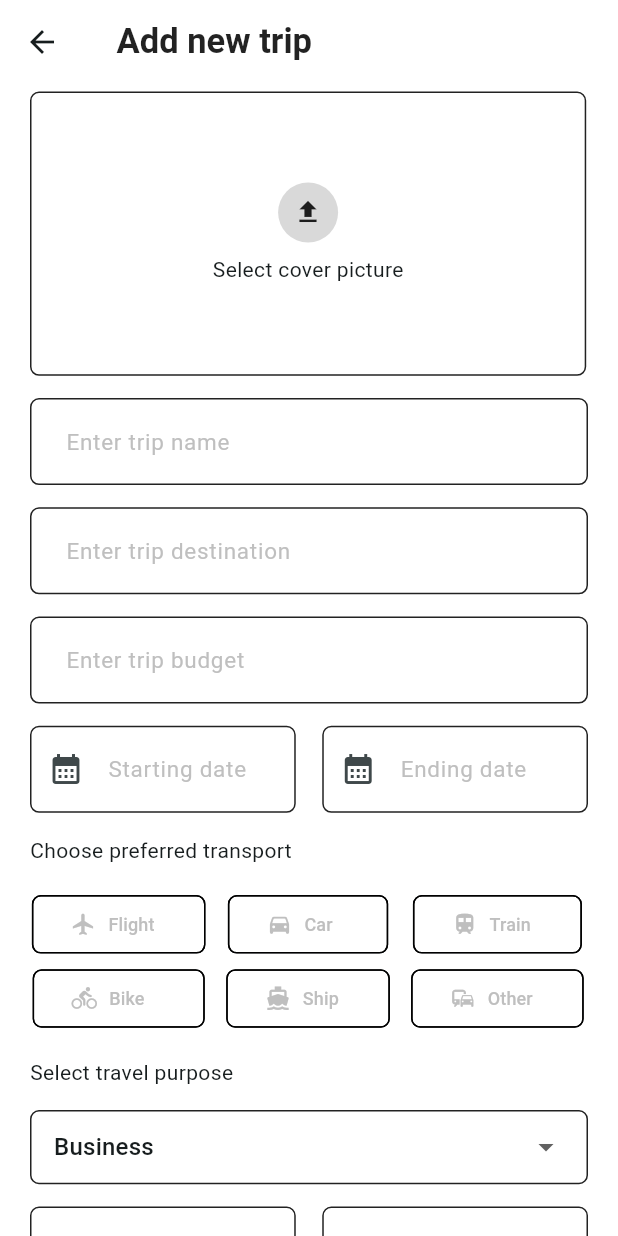
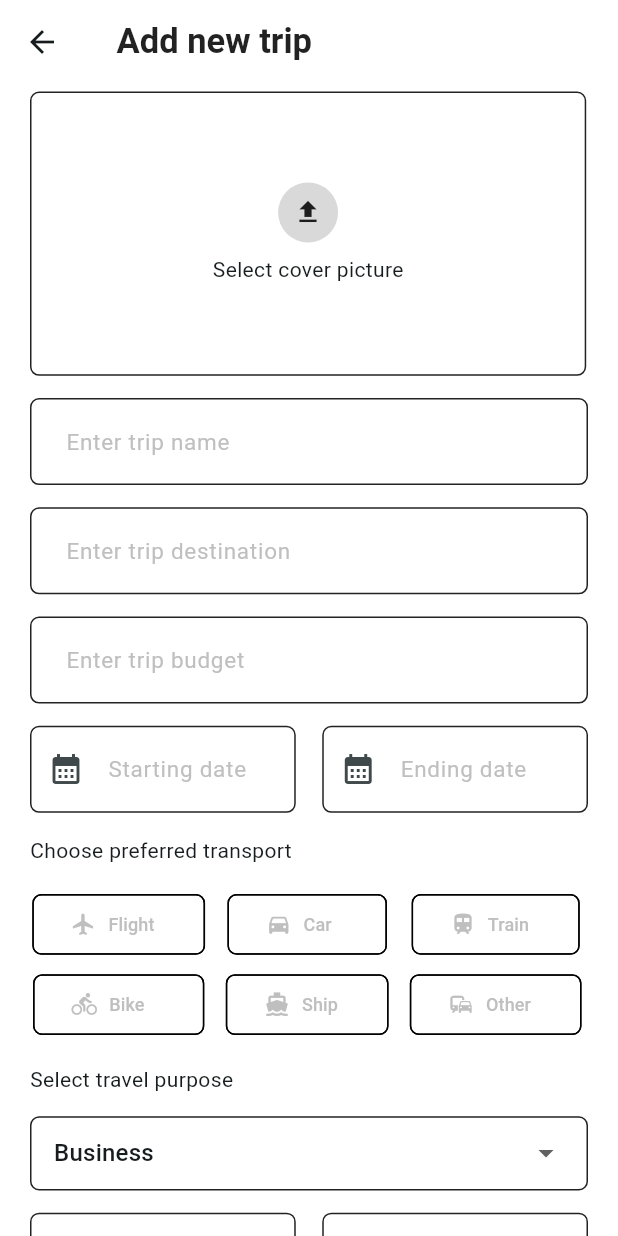
Before and after one commit to WazeenRasheed/Tripista_travel_app, a Flutter app: the HomeScreen screen opened directly with empty values, after a tap on the "add circle outline" icon, on a phone screen of 412 x 824 dp. Run offline on Flutter 3.47's test engine with Material 2 defaults, Android fonts, the light colour scheme and no system bars; our stand-ins replace image_picker, photo_view, smooth_page_indicator, sqflite; missing offline and left inert: fluttercontactpicker; accounts and stored records are empty.

Commit message:
overflow fixed

```diff
--- a/lib/Screens/home_screen.dart
+++ b/lib/Screens/home_screen.dart
@@ -47,7 +47,7 @@ class _HomeScreenState extends State<HomeScreen> {
       body: SingleChildScrollView(
         child: SafeArea(
           child: Padding(
-            padding: const EdgeInsets.all(20),
+            padding: EdgeInsets.all(screenSize.width * 0.05),
             child: Column(
               crossAxisAlignment: CrossAxisAlignment.start,
               children: [
--- a/lib/Widgets/addtrip_page_widgets/transport_choice.dart
+++ b/lib/Widgets/addtrip_page_widgets/transport_choice.dart
@@ -51,7 +51,8 @@ class _MyChoiceChipState extends State<MyChoiceChip> {
     final screenSize = MediaQuery.of(context).size;
 
     return Wrap(
-      spacing: 8,
+      spacing: screenSize.width * 0.018,
+      runSpacing: screenSize.height * 0.005,
       children: List.generate(
         widget.choices.length,
         (int index) {
@@ -60,7 +61,12 @@ class _MyChoiceChipState extends State<MyChoiceChip> {
             width: screenSize.width * 0.287,
             child: ChoiceChip(
               showCheckmark: false,
-              padding: EdgeInsets.fromLTRB(25, 10, 25, 10),
+              padding: EdgeInsets.fromLTRB(
+                screenSize.width * 0.06,
+                screenSize.height * 0.013,
+                screenSize.width * 0.06,
+                screenSize.height * 0.013,
+              ),
               avatar: widget.icons[index],
               selectedColor: primaryColor,
               backgroundColor: backgroundColor,
--- a/lib/Widgets/detailtab_budget_container.dart
+++ b/lib/Widgets/detailtab_budget_container.dart
@@ -16,7 +16,7 @@ class BudgetContainer extends StatelessWidget {
       height: screenSize.height * 0.1277,
       width: screenSize.width * 0.425,
       child: Padding(
-        padding: const EdgeInsets.all(15),
+        padding: EdgeInsets.all(screenSize.height * 0.014),
         child: Column(
           crossAxisAlignment: CrossAxisAlignment.center,
           children: [
--- a/lib/Widgets/home_page_widgets/empty_trip_container.dart
+++ b/lib/Widgets/home_page_widgets/empty_trip_container.dart
@@ -23,7 +23,7 @@ class EmptyTripContainer extends StatelessWidget {
     final Size screenSize = MediaQuery.of(context).size;
 
     return Container(
-      height: screenSize.height * 0.19,
+      height: screenSize.height * 0.2,
       width: screenSize.width * 0.9,
       decoration: BoxDecoration(
         color: accentColor2,
--- a/lib/Widgets/home_page_widgets/ongoing_container.dart
+++ b/lib/Widgets/home_page_widgets/ongoing_container.dart
@@ -57,7 +57,7 @@ class OngoingContainer extends StatelessWidget {
               maxRadius: 13,
               child: Icon(
                 iconData[trip.transport],
-                size: 17,
+                size: 16,
                 color: primaryColor,
               ),
             ),
```
Also changed, not shown: lib/Screens/subscreens_home/detail_tab.dart (+9 -3 lines), lib/Screens/subscreens_home/expense_tab.dart (+8 -4 lines), lib/Screens/subscreens_home/media_tab.dart (+5 -3 lines), lib/Screens/subscreens_home/ongoing_trip.dart (+6 -2 lines), lib/Widgets/addtrip_page_widgets/companions.dart (+12 -5 lines), lib/Widgets/expense_grid.dart (+15 -9 lines), lib/Widgets/home_page_widgets/upcoming_recent_container.dart (+28 -9 lines).
